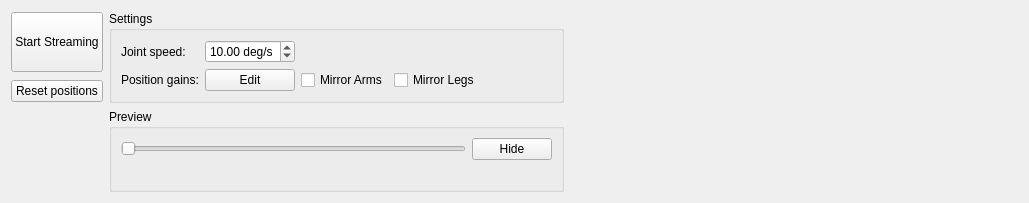
Above: software/ddapp/src/app/ddJointCommandPanel.ui from openhumanoids/oh-distro before the change. Below: the same form after it.
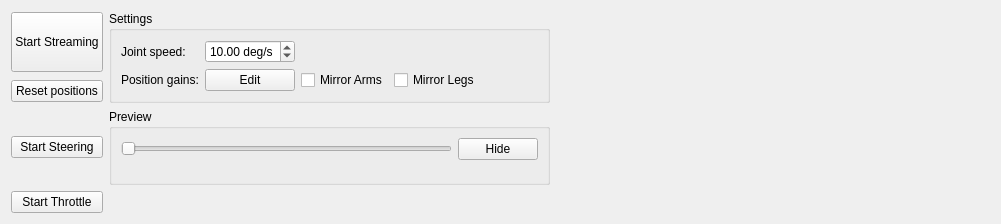
That is the form after the change.

Commit message: allow throttle control using the midi board

Patch:
```diff
--- a/software/ddapp/src/app/ddJointCommandPanel.ui
+++ b/software/ddapp/src/app/ddJointCommandPanel.ui
@@ -6,8 +6,8 @@
    <rect>
     <x>0</x>
     <y>0</y>
-    <width>1029</width>
-    <height>203</height>
+    <width>1001</width>
+    <height>224</height>
    </rect>
   </property>
   <property name="windowTitle">
@@ -113,6 +113,13 @@
      </property>
     </widget>
    </item>
+   <item row="2" column="0">
+    <widget class="QPushButton" name="steeringButton">
+     <property name="text">
+      <string>Start Steering</string>
+     </property>
+    </widget>
+   </item>
    <item row="2" column="1">
     <widget class="QGroupBox" name="groupBox_2">
      <property name="title">
@@ -165,6 +172,13 @@
      </property>
     </spacer>
    </item>
+   <item row="3" column="0">
+    <widget class="QPushButton" name="throttleButton">
+     <property name="text">
+      <string>Start Throttle</string>
+     </property>
+    </widget>
+   </item>
   </layout>
  </widget>
  <resources/>
```
The commit also changes 4 other files.
